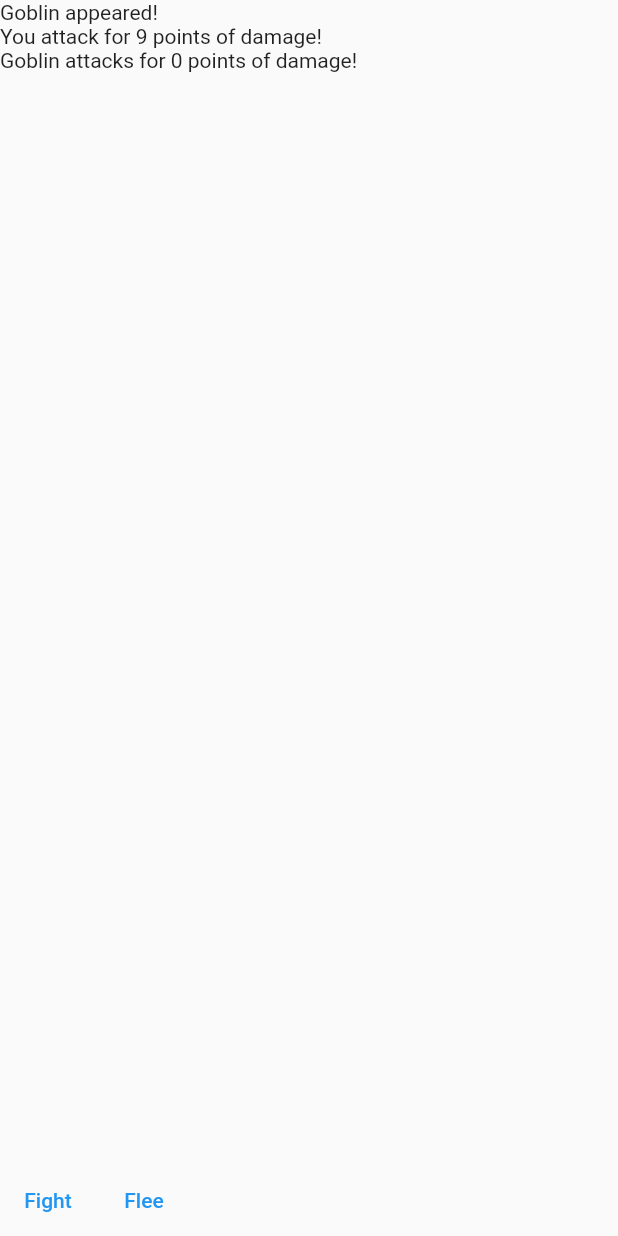
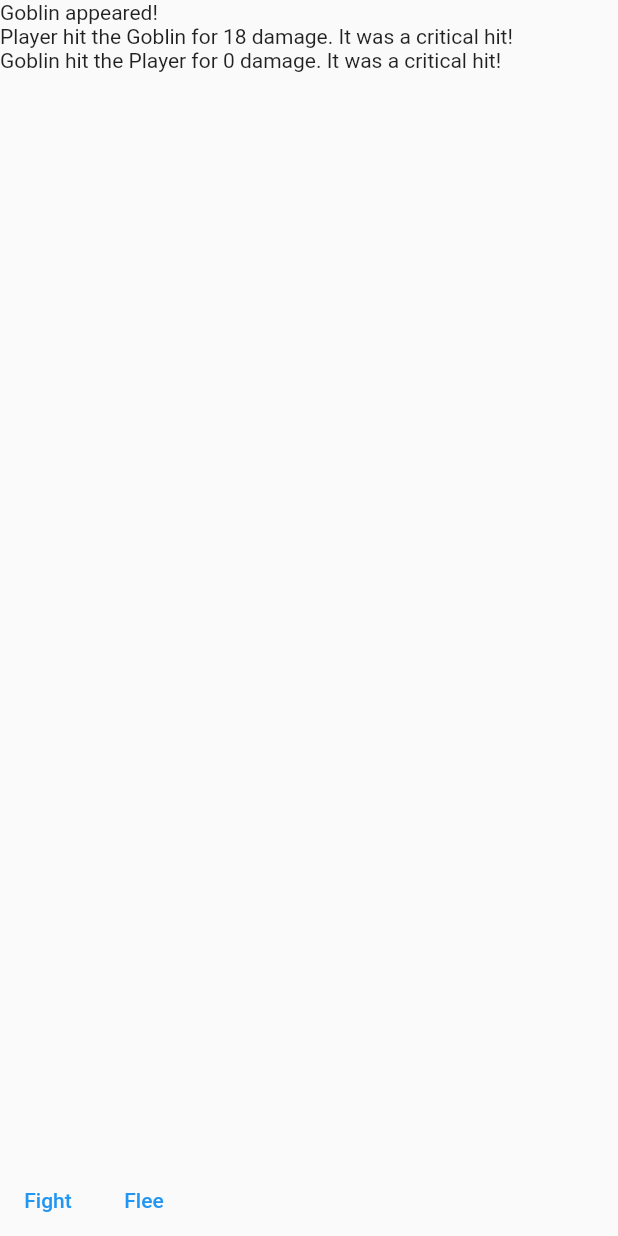
Before and after one commit to curtiscovington/zeldalike, a Flutter app: the BattleScreen screen opened directly with empty values, after a tap on "Fight", on a phone screen of 412 x 824 dp. Run offline on Flutter 3.47's test engine with Material 2 defaults, Android fonts, the light colour scheme and no system bars.

Commit message:
make battle messages a little more interesting.

```diff
--- a/lib/battle_screen.dart
+++ b/lib/battle_screen.dart
@@ -72,9 +72,9 @@ class _BattleScreenState extends State<BattleScreen> {
     // if the monster has a greater speed than the player, the monster will attack first
     if (args.monster.speed > state.player.speed) {
 
-      int damage = args.monster.attackEntity(state.player);
+      String damage = args.monster.attackEntity(state.player);
        setState(() {
-        _battleLog.add("${args.monster.name} attacks for $damage points of damage!");
+        _battleLog.add(damage);
       });
       if (state.player.health <= 0) {
         setState(() {
@@ -82,9 +82,9 @@ class _BattleScreenState extends State<BattleScreen> {
           _battleOver = true;
         });
       } else {
-        int damage = state.player.attackEntity(args.monster);
+        String damage = state.player.attackEntity(args.monster);
         setState(() {
-          _battleLog.add("You attack for $damage points of damage!");
+          _battleLog.add("damage");
         });
         if (args.monster.health <= 0) {
           setState(() {
@@ -97,9 +97,9 @@ class _BattleScreenState extends State<BattleScreen> {
         }
       }
     } else {
-      int damage = state.player.attackEntity(args.monster);
+      String damage = state.player.attackEntity(args.monster);
       setState(() {
-        _battleLog.add("You attack for $damage points of damage!");
+        _battleLog.add(damage);
       });
       if (args.monster.health <= 0) {
         setState(() {
@@ -110,9 +110,9 @@ class _BattleScreenState extends State<BattleScreen> {
           _battleOver = true;
         });
       } else {
-        int damage = args.monster.attackEntity(state.player);
+        String damage = args.monster.attackEntity(state.player);
         setState(() {
-          _battleLog.add("${args.monster.name} attacks for $damage points of damage!");
+          _battleLog.add(damage);
         });
         if (state.player.health <= 0) {
           setState(() {
--- a/lib/models/entity.dart
+++ b/lib/models/entity.dart
@@ -1,5 +1,7 @@
 // base class for things like Player and Monsters
 // maybe can be for items too
+import 'dart:math';
+
 class Entity {
   int level = 1;
   int health;
@@ -31,8 +33,17 @@ class Entity {
     this.speed = (this.speed * scale).round();
   }
 
-  int attackEntity(Entity entity) {
+  String attackEntity(Entity entity) {
     int damage = (this.attack - entity.defense).round();
+    // add a little variation to the damage
+    damage = (damage * (Random().nextDouble() * 0.2 + 0.9)).round() + 1;
+
+    bool crit = Random().nextDouble() < 0.2;
+
+    if (crit) {
+      damage *= 2;
+    }
+
     if (damage < 0) {
       damage = 0;
     }
@@ -41,9 +52,10 @@ class Entity {
       entity.health = 0;
     }
 
-    print("${this.name} attacked ${entity.name} for $damage damage.");
 
-    return damage;
+
+
+    return AttackMessageFactory.create(name, entity.name, damage, crit);
   }
 }
 
@@ -69,3 +81,21 @@ class MonsterFactory {
     ];
   }
 }
+
+class AttackMessageFactory {
+  static String create(attacker, defender, damage, crit) {
+    // list of types of attack descriptions
+    List<String> attackDescriptions = [
+      "$attacker hit the $defender for $damage damage.",
+      "$attacker attacked the $defender on the head for $damage damage.",
+      "$attacker slashed the $defender on the arms for $damage damage.",
+      "$attacker swept the $defender legs for $damage damage.",
+    ];
+
+    String message = attackDescriptions[Random().nextInt(attackDescriptions.length)];
+    if (crit) {
+      message = "$message It was a critical hit!";
+    }
+    return message;
+  }
+}
```
